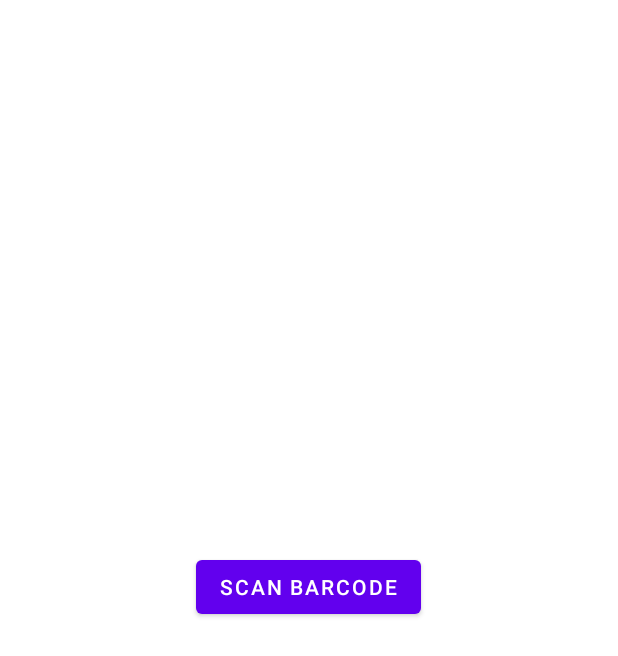
After one commit to ManjuAppDeveloper/FileAccessDemo, an Android app: the layout activity_code_reader.xml on its own in the app's theme, with its tools: preview values and no code run, on a phone screen of 412 x 824 dp. The commit adds this screen. Shown: the top 656 px of the screen. Run offline under Robolectric (Android 15) with nearby library versions, the phone set to English and light mode, and no system bars.

Commit message:
barcode generator has added

```diff
--- /dev/null
+++ b/app/src/main/res/layout/activity_code_reader.xml
@@ -0,0 +1,22 @@
+<?xml version="1.0" encoding="utf-8"?>
+<LinearLayout xmlns:android="http://schemas.android.com/apk/res/android"
+    android:layout_width="match_parent"
+    android:layout_height="match_parent"
+    android:orientation="vertical"
+    android:gravity="center">
+
+    <Button
+        android:id="@+id/scanButton"
+        android:layout_width="wrap_content"
+        android:layout_height="wrap_content"
+        android:text="Scan Barcode" />
+
+    <TextView
+        android:id="@+id/resultTextView"
+        android:layout_width="wrap_content"
+        android:layout_height="wrap_content"
+        android:layout_marginTop="16dp"
+        android:textSize="18sp"
+        android:textStyle="bold" />
+
+</LinearLayout>
```
Also changed, not shown: app/build.gradle (+4 -3 lines), app/src/main/AndroidManifest.xml (+3 -4 lines), app/src/main/java/com/example/fileaccessdemo/BarCode/CodeGeneratorActivity.java (added, +89 -0 lines), app/src/main/java/com/example/fileaccessdemo/BarCode/CodeReaderActivity.java (added, +58 -0 lines), app/src/main/java/com/example/fileaccessdemo/BarCode/DataItem.java (added, +30 -0 lines), app/src/main/java/com/example/fileaccessdemo/arch/ArchActivity.java (+0 -9 lines), app/src/main/res/layout/activity_code_generator.xml (added, +15 -0 lines).
